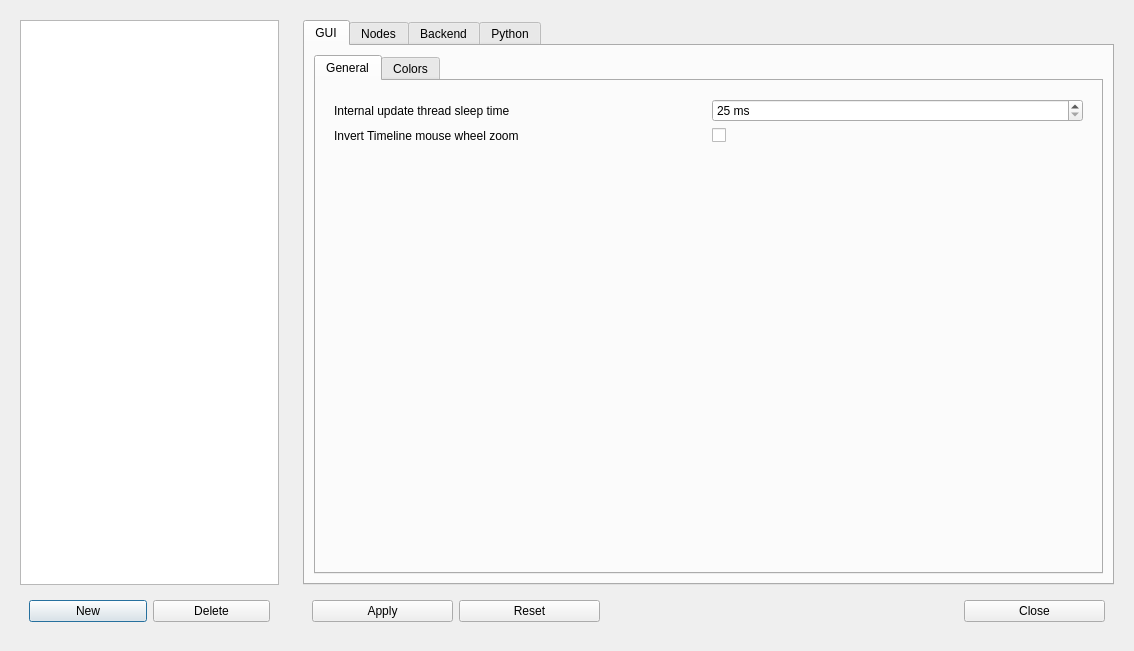
epl-viz/EPL-Viz, file libEPLViz/ui/settingswindow.ui: the form before one commit.
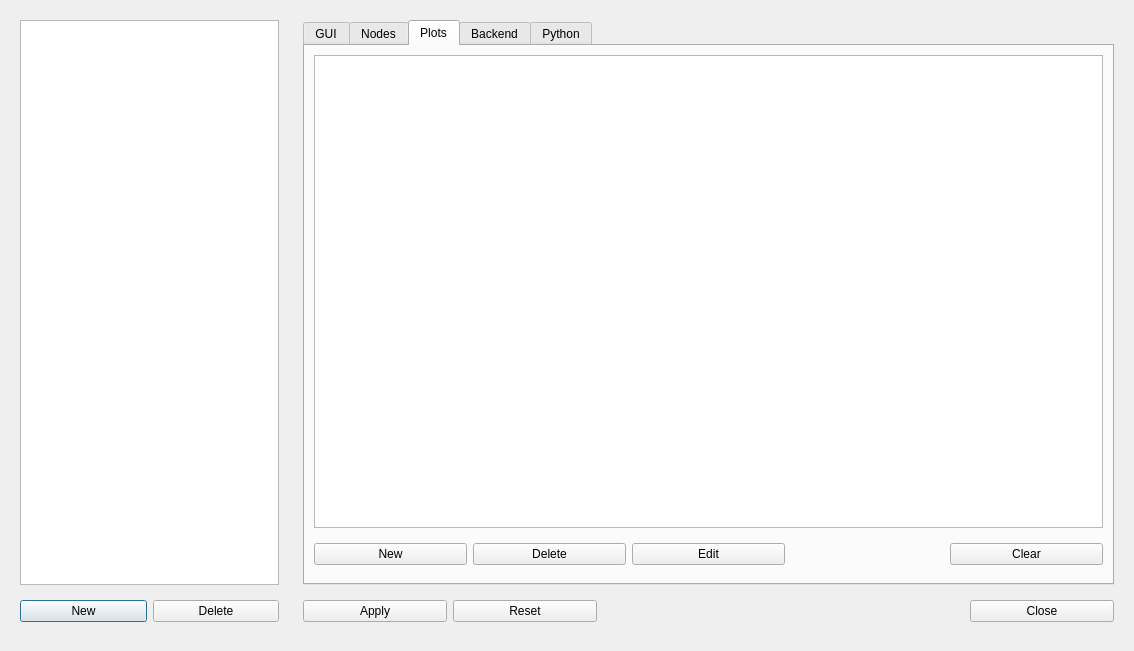
The form after the commit. The open tabs and pages were chosen to show the change. Icons and pictures are not drawn.

Commit message: Plots now saved in settings

The edit to the form file:
```diff
--- a/libEPLViz/ui/settingswindow.ui
+++ b/libEPLViz/ui/settingswindow.ui
@@ -29,6 +29,12 @@
       <item>
        <widget class="QWidget" name="c1_Buttons" native="true">
         <layout class="QHBoxLayout" name="horizontalLayout_2">
+         <property name="leftMargin">
+          <number>0</number>
+         </property>
+         <property name="rightMargin">
+          <number>0</number>
+         </property>
          <item>
           <widget class="QPushButton" name="profNew">
            <property name="text">
@@ -1081,6 +1087,77 @@
           </item>
          </layout>
         </widget>
+        <widget class="QWidget" name="plots">
+         <attribute name="title">
+          <string>Plots</string>
+         </attribute>
+         <layout class="QVBoxLayout" name="verticalLayout_12">
+          <item>
+           <widget class="QTreeView" name="plotsView"/>
+          </item>
+          <item>
+           <widget class="QWidget" name="widget_24" native="true">
+            <property name="minimumSize">
+             <size>
+              <width>0</width>
+              <height>0</height>
+             </size>
+            </property>
+            <layout class="QHBoxLayout" name="horizontalLayout_15">
+             <property name="leftMargin">
+              <number>0</number>
+             </property>
+             <property name="rightMargin">
+              <number>0</number>
+             </property>
+             <item>
+              <widget class="QPushButton" name="plotNew">
+               <property name="text">
+                <string>New</string>
+               </property>
+               <property name="icon">
+                <iconset theme="list-add"/>
+               </property>
+              </widget>
+             </item>
+             <item>
+              <widget class="QPushButton" name="plotDelete">
+               <property name="text">
+                <string>Delete</string>
+               </property>
+               <property name="icon">
+                <iconset theme="edit-delete"/>
+               </property>
+              </widget>
+             </item>
+             <item>
+              <widget class="QPushButton" name="plotEdit">
+               <property name="text">
+                <string>Edit</string>
+               </property>
+               <property name="icon">
+                <iconset theme="document-edit"/>
+               </property>
+              </widget>
+             </item>
+             <item>
+              <widget class="QWidget" name="widget_25" native="true"/>
+             </item>
+             <item>
+              <widget class="QPushButton" name="plotClear">
+               <property name="text">
+                <string>Clear</string>
+               </property>
+               <property name="icon">
+                <iconset theme="list-remove"/>
+               </property>
+              </widget>
+             </item>
+            </layout>
+           </widget>
+          </item>
+         </layout>
+        </widget>
         <widget class="QWidget" name="backend">
          <attribute name="title">
           <string>Backend</string>
@@ -1423,6 +1500,12 @@
       <item>
        <widget class="QWidget" name="widget" native="true">
         <layout class="QHBoxLayout" name="horizontalLayout_3">
+         <property name="leftMargin">
+          <number>0</number>
+         </property>
+         <property name="rightMargin">
+          <number>0</number>
+         </property>
          <item>
           <widget class="QPushButton" name="apply">
            <property name="sizePolicy">
```
Left out of the diff: 114 changed lines with no effect on the pictures. The commit also changes 19 other files.
